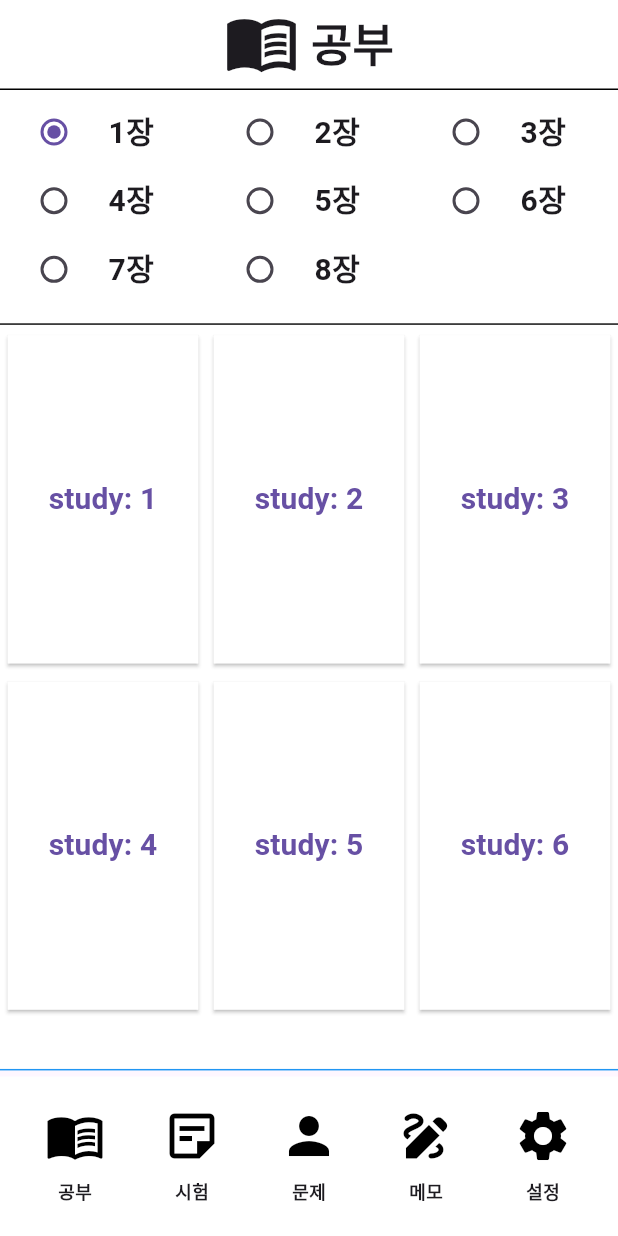
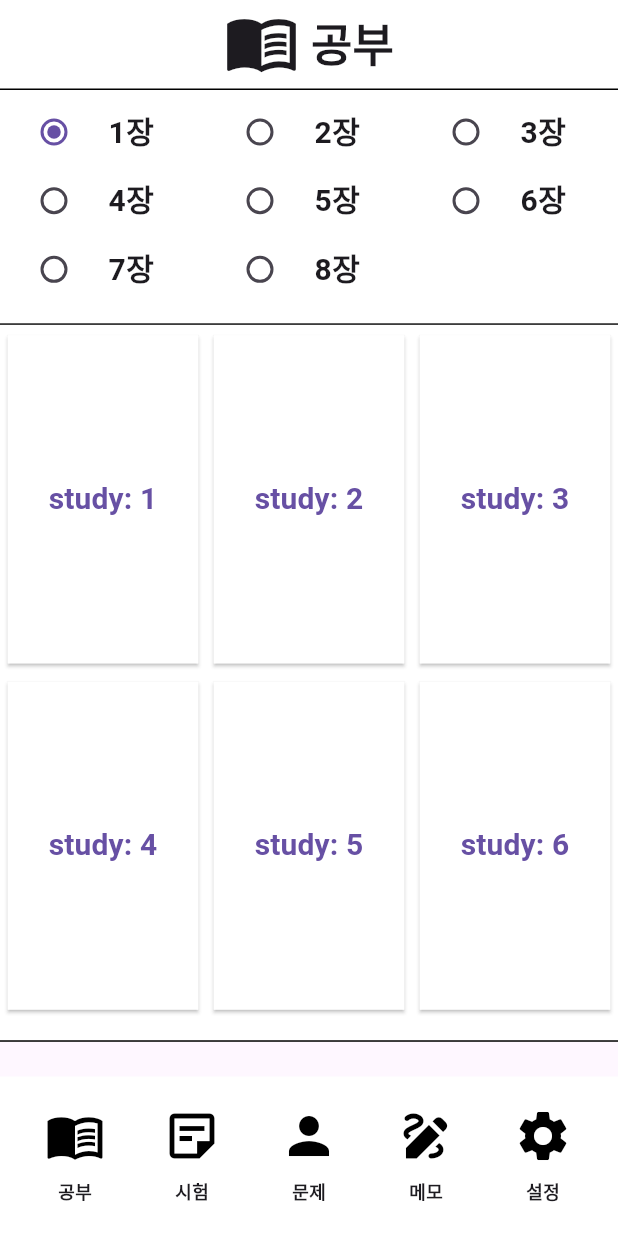
Before and after one commit to broccoli1962/CapstoneDG, a Flutter app: the screen it shows after launch, on a phone screen of 412 x 824 dp. Run offline on Flutter 3.47's test engine with Material 3 defaults, Android fonts, the phone set to English and light mode, and no system bars; our stand-ins replace firebase_core; accounts and stored records are empty.

Commit message:
공부, 설정, 시험 사이즈 화면 사이즈 조정

```diff
--- a/lib/memo.dart
+++ b/lib/memo.dart
@@ -60,7 +60,7 @@ class _memoState extends State<memo> {
           Container(
             color: Colors.white,
             width: double.infinity,
-            height: cSize.height * 0.7971,
+            height: cSize.height * 0.774,
             child: ListView.separated(
               itemCount: memos.length,
               itemBuilder: (context, index) {
@@ -94,7 +94,7 @@ class _memoState extends State<memo> {
             ),
           ),
           const Divider(
-            color: Colors.blue,
+            color: Colors.black,
             height: 0.01,
           ),
         ],
--- a/lib/practice.dart
+++ b/lib/practice.dart
@@ -107,7 +107,7 @@ class _PracticeState extends State<Practice> {
           // Divider 추가
           // 페이지 별 문제 그리드
           Container(
-            height: cSize.height * 0.6032,
+            height: cSize.height * 0.580,
             width: double.infinity,
             color: Colors.white,
             child: GridView(
@@ -123,7 +123,7 @@ class _PracticeState extends State<Practice> {
             ),
           ),
           const Divider(
-            color: Colors.blue,
+            color: Colors.black,
             height: 0.01,
           ),
         ],
--- a/lib/practice_problem.dart
+++ b/lib/practice_problem.dart
@@ -70,13 +70,17 @@ class _Practice_inState extends State<Practice_in> {
           ),
           Container(
             padding: EdgeInsets.fromLTRB(20, 10, 20, 10),
-            height: cSize.height*0.2175,
+            height: cSize.height*0.2231,
             width: double.infinity,
             color: Colors.white,
             child: SingleChildScrollView(
                 child: Text('${view.hint}', style:TextStyle(color: Colors.black, fontSize: 17,fontWeight: FontWeight.bold, letterSpacing: 2.0))
             ),
           ),
+          const Divider(
+            color: Colors.black,
+            height:0.01,
+          )
         ],
       ),
       bottomNavigationBar: BottomBar(),
--- a/lib/setting.dart
+++ b/lib/setting.dart
@@ -123,10 +123,10 @@ class _settingState extends State<setting> {
           ),
           Container(
             color: Colors.white,
-            height: cSize.height*0.1082,
+            height: cSize.height*0.123,
           ),
           const Divider(
-            color: Colors.blue,
+            color: Colors.black,
             height: 0.01,
           ),
         ],
--- a/lib/test.dart
+++ b/lib/test.dart
@@ -104,7 +104,7 @@ class _TestState extends State<Test> {
           ),
           //witch page count?
           Container(
-            height: cSize.height * 0.6032,
+            height: cSize.height * 0.580,
             width: double.infinity,
             color: Colors.white,
             child: GridView(
@@ -120,7 +120,7 @@ class _TestState extends State<Test> {
             ),
           ),
           const Divider(
-            color: Colors.blue,
+            color: Colors.black,
             height: 0.01,
           ),
         ],
```
